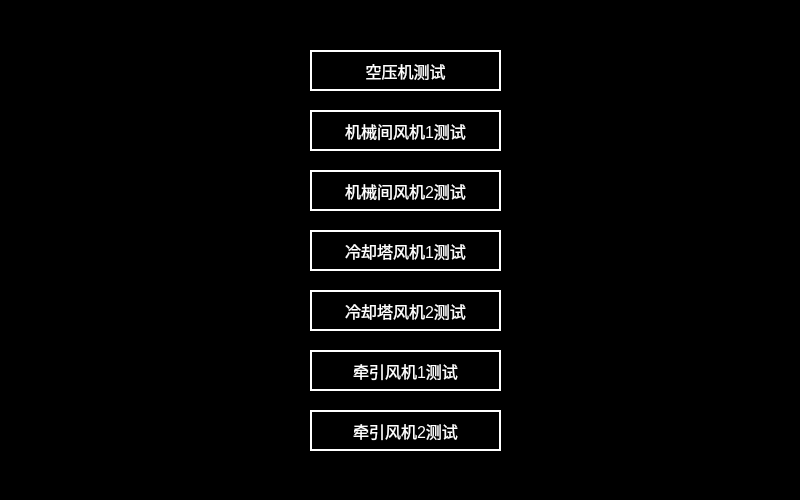
isliulin/Plan85HMI, file main_assistantdevice.ui: the form before one commit.
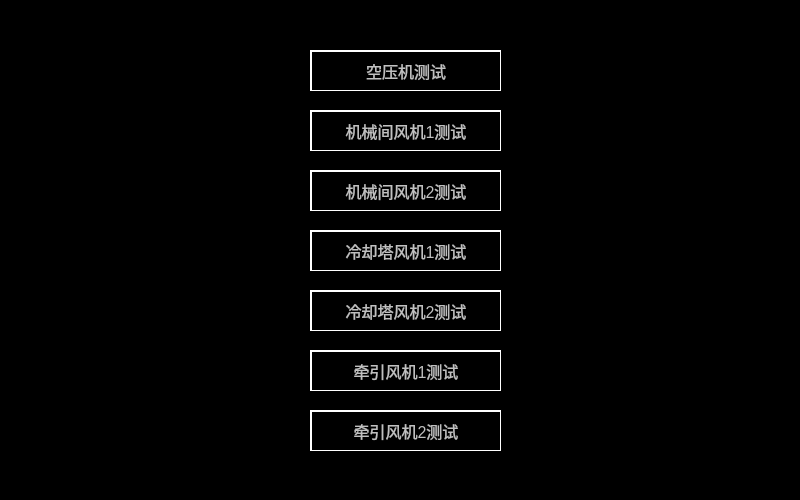
The form after the commit.

Diff of the .ui file:
```diff
--- a/main_assistantdevice.ui
+++ b/main_assistantdevice.ui
@@ -20,11 +20,7 @@
 }
 QPushButton
 {
-	font:14px;
-    color: rgb(0,0,0);
-	background-color: rgb(0, 255, 0);
-	border-top: 2px solid white;	
-	border-left: 2px solid white;
+font: 16px;color: rgb(192,192,192);background-color: rgb(0, 0, 0);border: 1px solid white;border-top: 2px solid white;border-left: 2px solid white;
 }
 QLabel
 {
@@ -45,7 +41,7 @@
     <string>1</string>
    </property>
    <property name="styleSheet">
-    <string notr="true">font:16px;color: rgb(255,255,255);background-color: rgb(0, 0, 0);border:2px solid white;</string>
+    <string notr="true"/>
    </property>
    <property name="text">
     <string>空压机测试</string>
@@ -64,7 +60,7 @@
     <string>2</string>
    </property>
    <property name="styleSheet">
-    <string notr="true">font:16px;color: rgb(255,255,255);background-color: rgb(0, 0, 0);border:2px solid white;</string>
+    <string notr="true"/>
    </property>
    <property name="text">
     <string>机械间风机1测试</string>
@@ -83,7 +79,7 @@
     <string>3</string>
    </property>
    <property name="styleSheet">
-    <string notr="true">font:16px;color: rgb(255,255,255);background-color: rgb(0, 0, 0);border:2px solid white;</string>
+    <string notr="true"/>
    </property>
    <property name="text">
     <string>机械间风机2测试</string>
@@ -102,7 +98,7 @@
     <string>4</string>
    </property>
    <property name="styleSheet">
-    <string notr="true">font:16px;color: rgb(255,255,255);background-color: rgb(0, 0, 0);border:2px solid white;</string>
+    <string notr="true"/>
    </property>
    <property name="text">
     <string>冷却塔风机1测试</string>
@@ -121,7 +117,7 @@
     <string>5</string>
    </property>
    <property name="styleSheet">
-    <string notr="true">font:16px;color: rgb(255,255,255);background-color: rgb(0, 0, 0);border:2px solid white;</string>
+    <string notr="true"/>
    </property>
    <property name="text">
     <string>冷却塔风机2测试</string>
@@ -140,7 +136,7 @@
     <string>6</string>
    </property>
    <property name="styleSheet">
-    <string notr="true">font:16px;color: rgb(255,255,255);background-color: rgb(0, 0, 0);border:2px solid white;</string>
+    <string notr="true"/>
    </property>
    <property name="text">
     <string>牵引风机1测试</string>
@@ -159,7 +155,7 @@
     <string>7</string>
    </property>
    <property name="styleSheet">
-    <string notr="true">font:16px;color: rgb(255,255,255);background-color: rgb(0, 0, 0);border:2px solid white;</string>
+    <string notr="true"/>
    </property>
    <property name="text">
     <string>牵引风机2测试</string>
```
